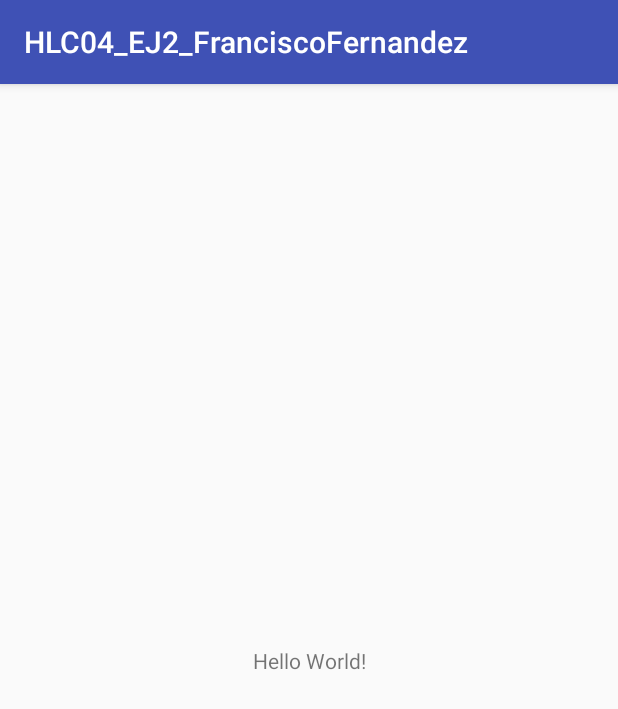
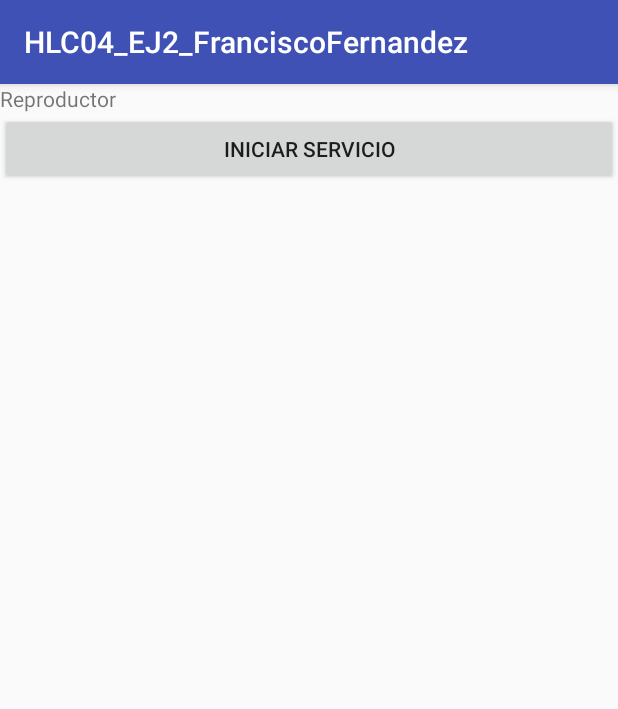
Before and after one commit to FcoFedez/HLC04_EJ2_FranciscoFernandez, an Android app: the screen it shows after launch (MainActivity), on a phone screen of 412 x 824 dp. Shown: the top 709 px of the screen. Run offline under Robolectric (Android 15) with nearby library versions, the light colour scheme and no system bars.

Commit message:
fin del ejercicio

```diff
--- a/app/src/main/AndroidManifest.xml
+++ b/app/src/main/AndroidManifest.xml
@@ -16,6 +16,10 @@
                 <category android:name="android.intent.category.LAUNCHER" />
             </intent-filter>
         </activity>
+
+        <service
+            android:name=".MyIntentService"
+            android:exported="false"></service>
     </application>
 
 </manifest>
--- a/app/src/main/java/com/example/asus410/hlc04_ej2_franciscofernandez/MainActivity.java
+++ b/app/src/main/java/com/example/asus410/hlc04_ej2_franciscofernandez/MainActivity.java
@@ -1,13 +1,62 @@
 package com.example.asus410.hlc04_ej2_franciscofernandez;
 
+import android.content.BroadcastReceiver;
+import android.content.Context;
+import android.content.Intent;
+import android.content.IntentFilter;
 import android.support.v7.app.AppCompatActivity;
 import android.os.Bundle;
+import android.view.View;
+import android.widget.Toast;
 
 public class MainActivity extends AppCompatActivity {
+
+    IntentFilter intentFilter;
 
     @Override
     protected void onCreate(Bundle savedInstanceState) {
         super.onCreate(savedInstanceState);
         setContentView(R.layout.activity_main);
     }
+
+    public void arrancarServicio(View view) {
+        startService(new Intent(getBaseContext(), MyIntentService.class));
+    }
+
+    //Se ejecuta una vez que la Activity ha terminado de cargarse en el dispositivo
+    //y el usuario empieza a interactuar con la aplicación.
+    @Override
+    public void onResume(){
+        super.onResume();
+        //---IntentFilter para filtrar el intent de archivo descargado ---
+        intentFilter = new IntentFilter();
+        intentFilter.addAction("ACTION");
+
+        //---registrar el receptor ---
+        registerReceiver(intentReceiver, intentFilter);
+
+    }
+
+
+    //se ejecuta cuando la Activity pierde el foco, pero sigue siendo visible
+    @Override
+    public void onPause(){
+        super.onPause();
+        //--- anular el registro del recpetor ---
+        unregisterReceiver(intentReceiver);
+
+    }
+
+    /**
+     * Instancia de la clase BroadcastReceiver que hemos definido
+     * Mostramos la finalizacion del servicio con los segundos transcurridos
+     */
+    private BroadcastReceiver intentReceiver = new BroadcastReceiver(){
+        @Override
+        public void onReceive (Context context, Intent intent){
+            int tiempo = intent.getIntExtra("TIEMPO",0);
+            tiempo = tiempo/1000;
+            Toast.makeText(getBaseContext(), "Fin del servicio en "+tiempo +" segundos", Toast.LENGTH_LONG).show();
+        }
+    };
 }
--- a/app/src/main/res/layout/activity_main.xml
+++ b/app/src/main/res/layout/activity_main.xml
@@ -1,18 +1,21 @@
 <?xml version="1.0" encoding="utf-8"?>
-<android.support.constraint.ConstraintLayout xmlns:android="http://schemas.android.com/apk/res/android"
+<LinearLayout xmlns:android="http://schemas.android.com/apk/res/android"
     xmlns:app="http://schemas.android.com/apk/res-auto"
     xmlns:tools="http://schemas.android.com/tools"
     android:layout_width="match_parent"
     android:layout_height="match_parent"
+    android:orientation="vertical"
     tools:context="com.example.asus410.hlc04_ej2_franciscofernandez.MainActivity">
 
     <TextView
         android:layout_width="wrap_content"
         android:layout_height="wrap_content"
-        android:text="Hello World!"
-        app:layout_constraintBottom_toBottomOf="parent"
-        app:layout_constraintLeft_toLeftOf="parent"
-        app:layout_constraintRight_toRightOf="parent"
-        app:layout_constraintTop_toTopOf="parent" />
+        android:text="Reproductor" />
 
-</android.support.constraint.ConstraintLayout>
+    <Button
+        android:layout_width="match_parent"
+        android:layout_height="wrap_content"
+        android:onClick="arrancarServicio"
+        android:text="Iniciar servicio" />
+
+</LinearLayout>
```
Also changed, not shown: app/src/main/java/com/example/asus410/hlc04_ej2_franciscofernandez/MyIntentService.java (added, +46 -0 lines), 1 other file.
